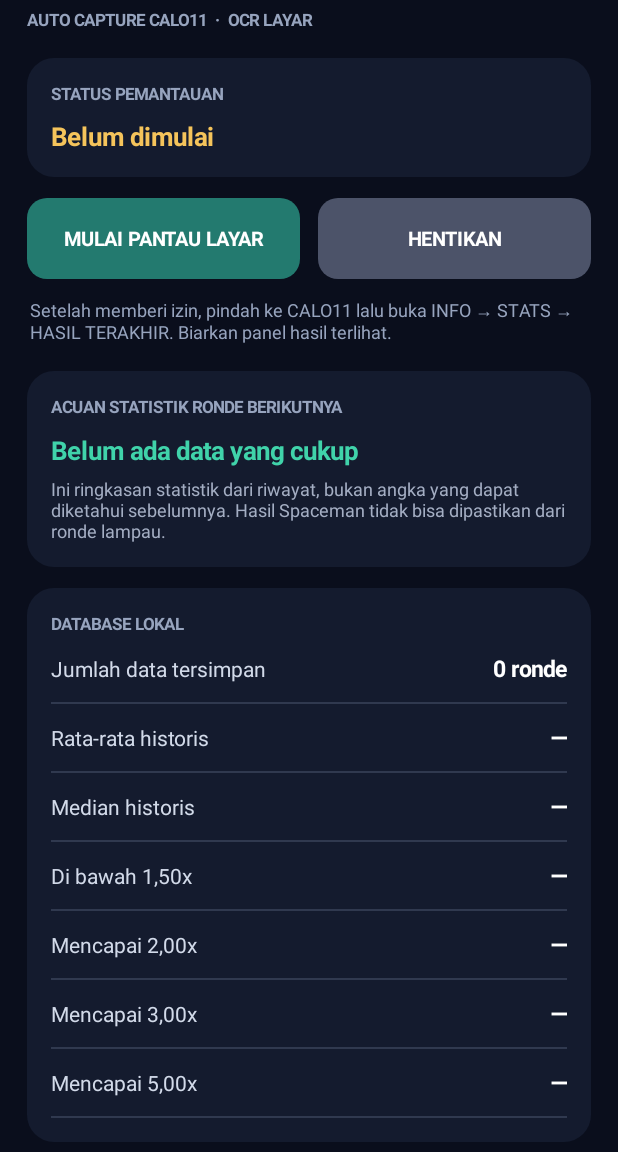
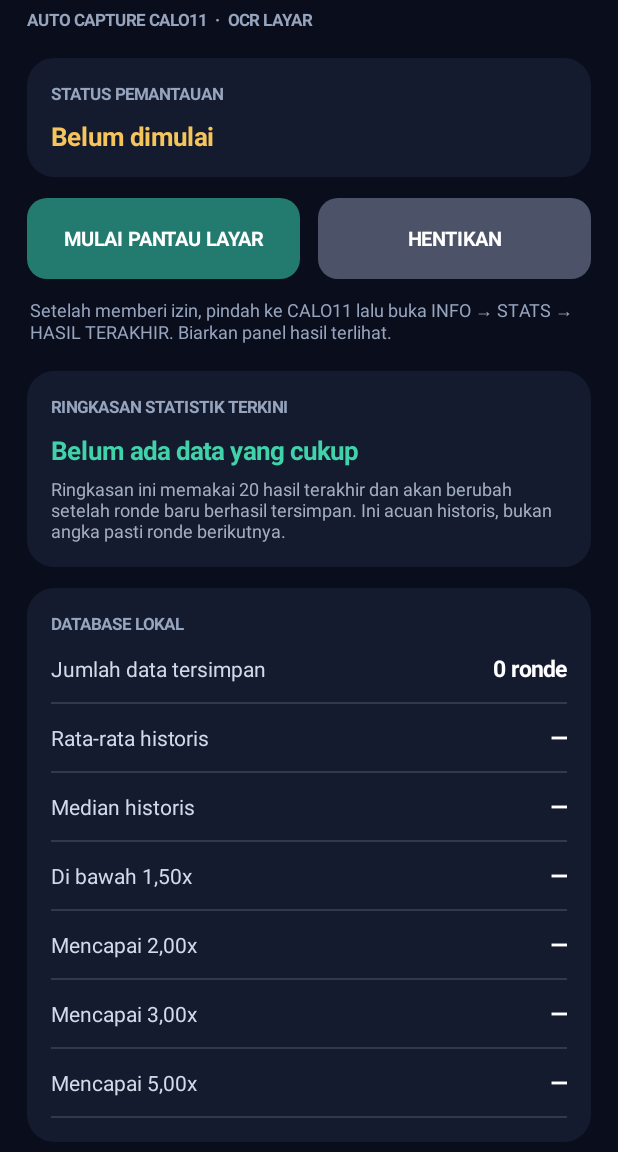
Before and after one commit to WantedLord47760/E-Penomoran, an Android app: the screen it shows after launch (MainActivity), on a phone screen of 412 x 824 dp, the part 84-1236 px from its top. Run offline under Robolectric (Android 15) with nearby library versions, the phone set to English and light mode, and no system bars.

Commit message:
Clarify live historical summary is not a guaranteed next-round prediction

```diff
--- a/app/src/main/java/com/jetgpt/spaceman/MainActivity.kt
+++ b/app/src/main/java/com/jetgpt/spaceman/MainActivity.kt
@@ -129,13 +129,13 @@ class MainActivity : Activity() {
         ).apply { setPadding(dp(2), dp(12), dp(2), dp(18)) })
 
         val nextCard = card()
-        nextCard.addView(label("ACUAN STATISTIK RONDE BERIKUTNYA", 11f, Color.rgb(151, 164, 190), true))
+        nextCard.addView(label("RINGKASAN STATISTIK TERKINI", 11f, Color.rgb(151, 164, 190), true))
         nextView = label("Belum ada data yang cukup", 17f, Color.rgb(64, 211, 170), true).apply {
             setPadding(0, dp(10), 0, dp(6))
         }
         nextCard.addView(nextView)
         nextCard.addView(label(
-            "Ini ringkasan statistik dari riwayat, bukan angka yang dapat diketahui sebelumnya. Hasil Spaceman tidak bisa dipastikan dari ronde lampau.",
+            "Ringkasan ini memakai 20 hasil terakhir dan akan berubah setelah ronde baru berhasil tersimpan. Ini acuan historis, bukan angka pasti ronde berikutnya.",
             12f, Color.rgb(164, 174, 195), false
         ))
         column.addView(nextCard)
```
